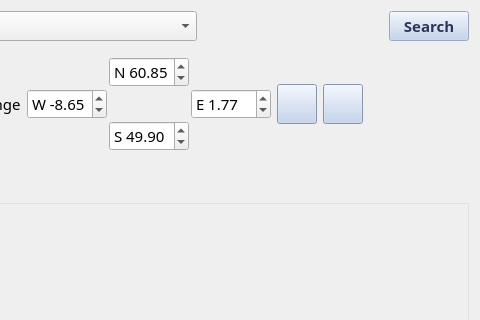
Before: the Qt Designer form eodh_qgis/ui/search.ui in EO-DataHub/eodh-qgis, drawn with Qt 5; both pictures show x 420 to 900 and y 0 to 320 of the 900 by 600 pixel window.
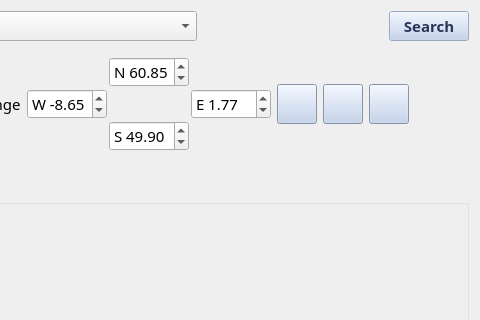
After: the same form once the commit is applied.

Commit message: Add rubber band clear logic

What changed in the file:
```diff
--- a/eodh_qgis/ui/search.ui
+++ b/eodh_qgis/ui/search.ui
@@ -349,6 +349,28 @@
        </property>
       </widget>
      </item>
+     <item>
+      <widget class="QPushButton" name="clear_drawn_button">
+       <property name="minimumSize">
+        <size>
+         <width>30</width>
+         <height>30</height>
+        </size>
+       </property>
+       <property name="maximumSize">
+        <size>
+         <width>40</width>
+         <height>40</height>
+        </size>
+       </property>
+       <property name="text">
+        <string/>
+       </property>
+       <property name="toolTip">
+        <string>Clear drawn area</string>
+       </property>
+      </widget>
+     </item>
      <item>
       <spacer name="horizontalSpacer_end">
        <property name="orientation">
```
The commit also changes 5 other files.
